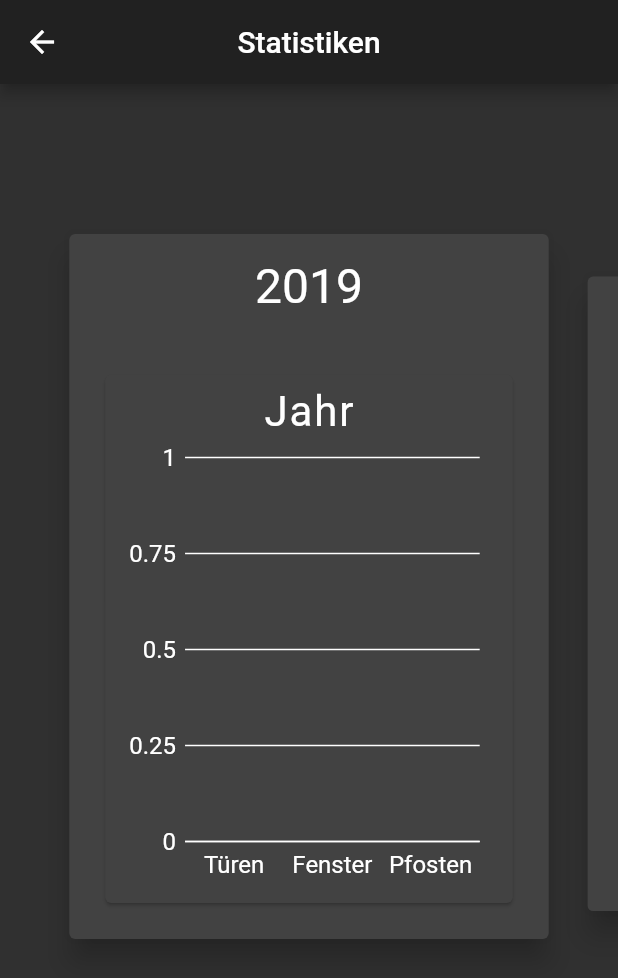
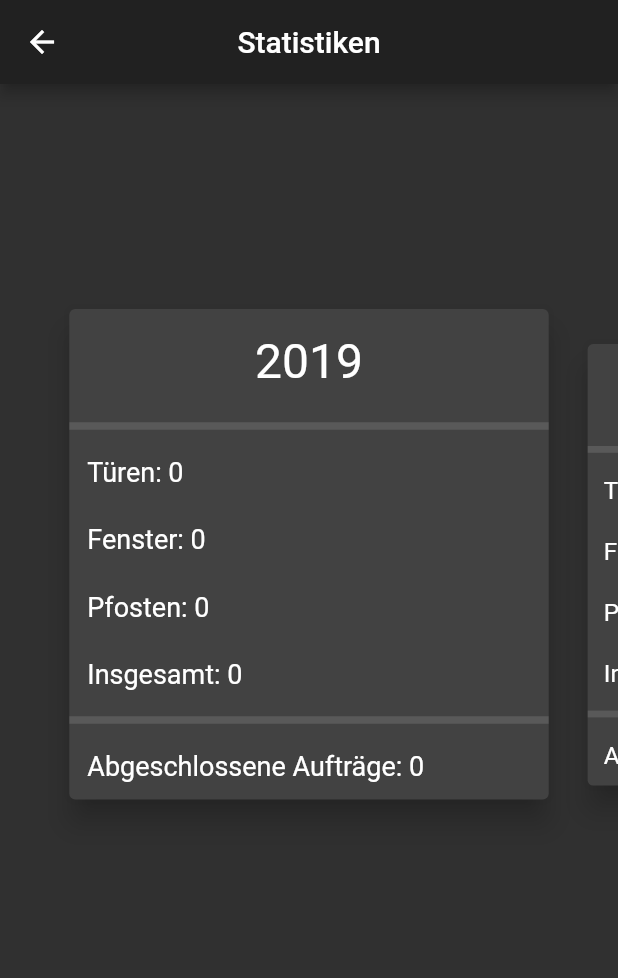
Before and after one commit to Marcel-Geirhos/buehlmaier_app, a Flutter app: the StatisticsPage screen opened directly, on a phone screen of 412 x 824 dp. Shown: the top 978 px of the screen. Run offline on Flutter 3.47's test engine with Material 2 defaults, Android fonts, the phone set to English and light mode, and no system bars; our stand-ins replace auto_size_text, charts_flutter, cloud_firestore, dynamic_theme, flutter_swiper, font_awesome_flutter and 2 more; accounts and stored records are empty.

Commit message:
Statistik Seite
- Statistik Seite implementiert.

```diff
--- a/lib/userInterface/statisticsPage.dart
+++ b/lib/userInterface/statisticsPage.dart
@@ -1,9 +1,6 @@
 import 'package:flutter/material.dart';
-import 'package:buehlmaier_app/utils/chart.dart';
 import 'package:flutter_swiper/flutter_swiper.dart';
-import 'package:buehlmaier_app/models/workload.dart';
 import 'package:cloud_firestore/cloud_firestore.dart';
-import 'package:charts_flutter/flutter.dart' as charts;
 import 'package:buehlmaier_app/utils/systemSettings.dart';
 
 class StatisticsPage extends StatefulWidget {
@@ -13,10 +10,11 @@ class StatisticsPage extends StatefulWidget {
 
 class _StatisticsPageState extends State<StatisticsPage> {
   int _numberYears;
-  List<int> _numberOfDoors = [];
-  List<int> _numberOfPosts = [];
-  List<int> _numberOfWindows = [];
-  List<Workload> data = [];
+  List<int> _numberOfDoors;
+  List<int> _numberOfPosts;
+  List<int> _numberOfWindows;
+  List<int> _overall;
+  List<int> _completedAssignments;
   QuerySnapshot _assignmentStatistics;
 
   @override
@@ -24,9 +22,11 @@ class _StatisticsPageState extends State<StatisticsPage> {
     super.initState();
     SystemSettings.allowOnlyPortraitOrientation();
     _numberYears = 0;
-    /*_numberOfDoors = 0;
-    _numberOfPosts = 0;
-    _numberOfWindows = 0;*/
+    _numberOfDoors = [];
+    _numberOfPosts = [];
+    _numberOfWindows = [];
+    _overall = [];
+    _completedAssignments = [];
   }
 
   @override
@@ -62,14 +62,36 @@ class _StatisticsPageState extends State<StatisticsPage> {
       children: <Widget>[
         Card(
           elevation: 8.0,
-          margin: EdgeInsets.fromLTRB(5, 100, 5, 80),
+          margin: EdgeInsets.fromLTRB(5, 150, 5, 80),
           child: Column(
+            crossAxisAlignment: CrossAxisAlignment.start,
             children: <Widget>[
               Padding(
                 padding: const EdgeInsets.symmetric(vertical: 16.0),
-                child: Text('$currentYear', style: TextStyle(fontSize: 32.0)),
+                child: Center(child: Text('$currentYear', style: TextStyle(fontSize: 32.0))),
               ),
-              StatisticsChart(data: data, index: index),
+              Divider(thickness: 5.0),
+              Padding(
+                padding: const EdgeInsets.all(12.0),
+                child: Text('Türen: ${_numberOfDoors[index]}', style: TextStyle(fontSize: 18.0)),
+              ),
+              Padding(
+                padding: const EdgeInsets.all(12.0),
+                child: Text('Fenster: ${_numberOfWindows[index]}', style: TextStyle(fontSize: 18.0)),
+              ),
+              Padding(
+                padding: const EdgeInsets.all(12.0),
+                child: Text('Pfosten: ${_numberOfPosts[index]}', style: TextStyle(fontSize: 18.0)),
+              ),
+              Padding(
+                padding: const EdgeInsets.all(12.0),
+                child: Text('Insgesamt: ${_overall[index]}', style: TextStyle(fontSize: 18.0)),
+              ),
+              Divider(thickness: 5.0),
+              Padding(
+                padding: const EdgeInsets.all(12.0),
+                child: Text('Abgeschlossene Aufträge: ${_completedAssignments[index]}', style: TextStyle(fontSize: 18.0)),
+              ),
             ],
           ),
         ),
@@ -78,51 +100,36 @@ class _StatisticsPageState extends State<StatisticsPage> {
   }
 
   Future<void> loadAssignmentStatistics() async {
-    int chartNumber = 0;
     int doors = 0;
     int posts = 0;
     int windows = 0;
+    int overall = 0;
+    int completedAssignments = 0;
     // TODO auf 2020 ändern!
-    for (int year = 2019; year <= DateTime.now().year; year++, _numberYears++, chartNumber++) {
+    for (int year = 2019; year <= DateTime.now().year; year++, _numberYears++) {
       _assignmentStatistics = await Firestore.instance.collection('archive_$year').getDocuments();
       for (int i = 0; i < _assignmentStatistics.documents.length; i++) {
         int numberOfElements = int.parse(_assignmentStatistics.documents[i].data['NumberOfElements']);
         String orderType = _assignmentStatistics.documents[i].data['OrderType'];
         if (orderType == 'Haustüre') {
           doors += numberOfElements;
+          overall += numberOfElements;
         } else if (orderType == 'Pfosten Riegel') {
           posts += numberOfElements;
+          overall += numberOfElements;
         } else if (orderType == 'Leisten' || orderType == 'Sonstiges') {
           // Wird nicht erfasst.
         } else {
           windows += numberOfElements;
+          overall += numberOfElements;
         }
+        completedAssignments++;
       }
       _numberOfDoors.add(doors);
       _numberOfPosts.add(posts);
       _numberOfWindows.add(windows);
-      addChartData(chartNumber);
-    }
-  }
-
-  void addChartData(int index) {
-    data.add(Workload(
-      name: 'Türen',
-      count: _numberOfDoors[index],
-      barColor: charts.ColorUtil.fromDartColor(Colors.blue),
-    ));
-    data.add(Workload(
-      name: 'Fenster',
-      count: _numberOfWindows[index],
-      barColor: charts.ColorUtil.fromDartColor(Colors.blue),
-    ));
-    data.add(Workload(
-      name: 'Pfosten',
-      count: _numberOfPosts[index],
-      barColor: charts.ColorUtil.fromDartColor(Colors.blue),
-    ));
-    for (int i = 0; i < data.length; i++) {
-      print(data[i].count);
+      _overall.add(overall);
+      _completedAssignments.add(completedAssignments);
     }
   }
 }
--- a/lib/utils/chart.dart
+++ b/lib/utils/chart.dart
@@ -73,7 +73,6 @@ class StatisticsChart extends StatelessWidget {
 
   @override
   Widget build(BuildContext context) {
-    print(data[0].count);
     List<charts.Series<Workload, String>> series = [
       charts.Series(
           id: "Workload",
```
